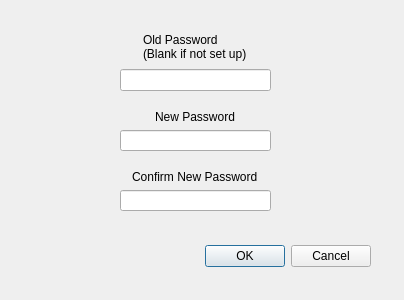
Before: the Qt Designer form FESS-GUI/setpassworddialog.ui in FIGS-FESS/FESSGUI, drawn with Qt 5.
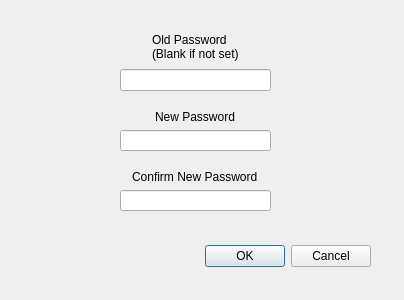
After: the same form once the commit is applied.

Diff of the .ui file:
```diff
--- a/FESS-GUI/setpassworddialog.ui
+++ b/FESS-GUI/setpassworddialog.ui
@@ -81,7 +81,7 @@
     </item>
    </layout>
   </widget>
-  <widget class="QWidget" name="">
+  <widget class="QWidget" name="layoutWidget">
    <property name="geometry">
     <rect>
      <x>120</x>
@@ -95,7 +95,7 @@
      <widget class="QLabel" name="label">
       <property name="text">
        <string>Old Password
-(Blank if not set up)</string>
+(Blank if not set)</string>
       </property>
      </widget>
     </item>
```
Left out of the diff: 2 changed lines with no effect on the pictures.
